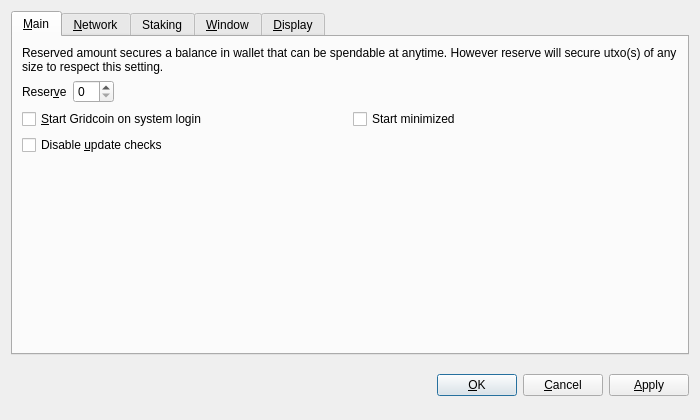
Old version of the form src/qt/forms/optionsdialog.ui in the repository gridcoin-community/Gridcoin-Research.
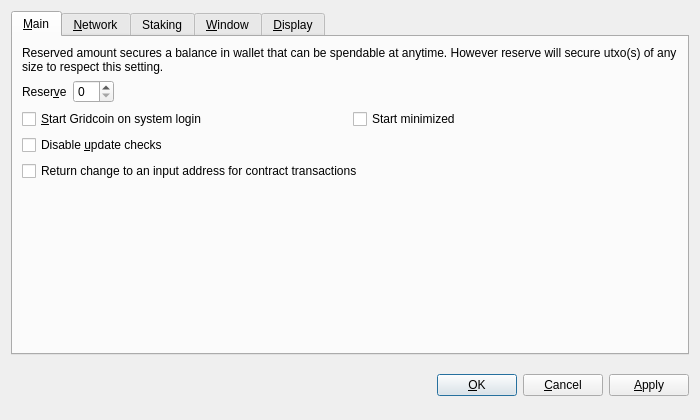
New version of the form. Custom widgets are drawn as their Qt base class.

Commit message: Add checkbox for sending contract tx change back to an input address

Patch:
```diff
--- a/src/qt/forms/optionsdialog.ui
+++ b/src/qt/forms/optionsdialog.ui
@@ -110,6 +110,13 @@
          </property>
         </widget>
        </item>
+       <item>
+        <widget class="QCheckBox" name="returnChangeToInputAddressForContracts">
+         <property name="text">
+          <string>Return change to an input address for contract transactions</string>
+         </property>
+        </widget>
+       </item>
        <item>
         <spacer name="verticalSpacer_Main">
          <property name="orientation">
```
The commit also changes 3 other files.
